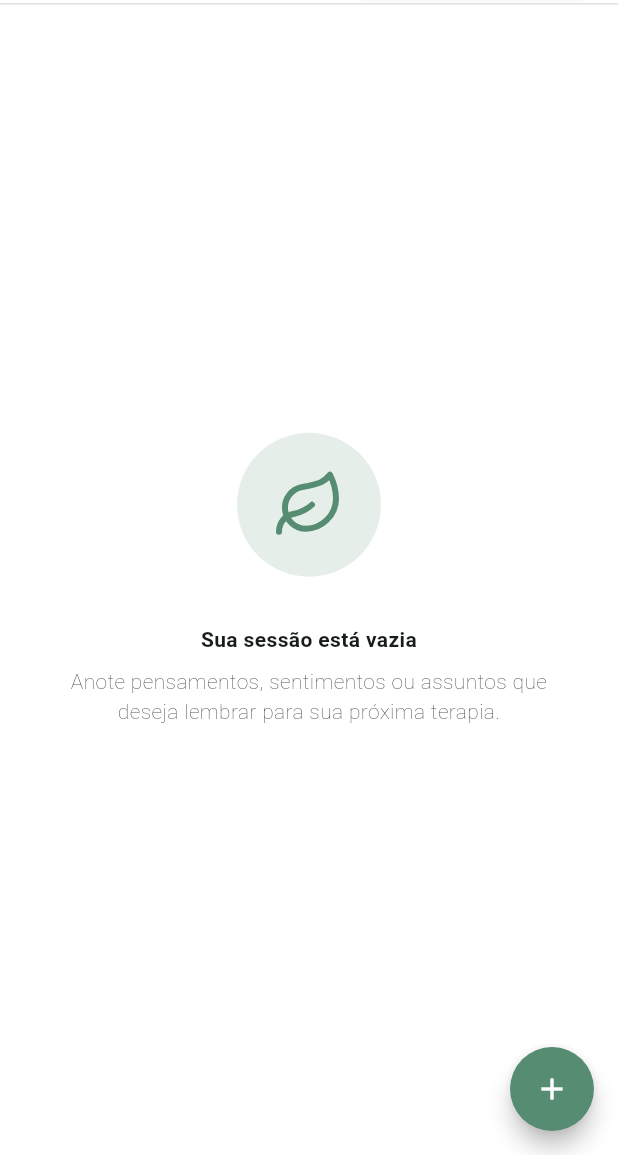
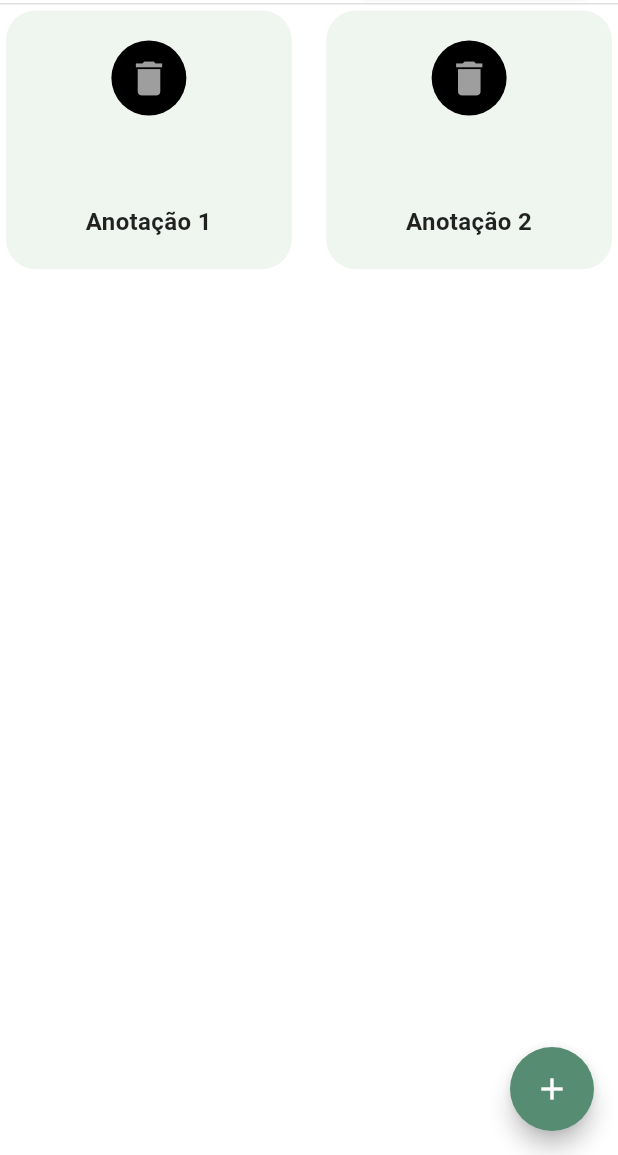
Before and after one commit to luiz-jacson/session-notes, a Flutter app: the screen it shows after launch, on a phone screen of 412 x 824 dp, the part 81-1236 px from its top. Run offline on Flutter 3.47's test engine with Material 3 defaults, Android fonts, the phone set to English and light mode, and no system bars; our stand-ins replace flutter_svg.

Commit message:
fix: tela inicial cards

```diff
--- a/lib/features/home/screens/notes_screen.dart
+++ b/lib/features/home/screens/notes_screen.dart
@@ -104,7 +104,19 @@ class _NotesScreenState extends State<NotesScreen> {
       body: Center(
         child: RefreshIndicator(
           onRefresh: _refreshNotes,
-          child: SingleChildScrollView(
+          child: FutureBuilder(
+            future: getNotes(),
+            builder: (context, asyncSnapshot) {
+              if (asyncSnapshot.connectionState == ConnectionState.waiting) {
+                return Center(child: CircularProgressIndicator());
+              }
+
+              if (asyncSnapshot.hasError) {
+                return Center(child: Text("Erro ao carregar notas"));
+              }
+
+              if (!asyncSnapshot.hasData || asyncSnapshot.data!.isEmpty) {
+                return SingleChildScrollView(
                   padding: EdgeInsets.all(32.0),
                   child: Column(
                     mainAxisAlignment: MainAxisAlignment.center,
@@ -143,6 +155,19 @@ class _NotesScreenState extends State<NotesScreen> {
                       ),
                     ],
                   ),
+                );
+              }
+
+              final listaNotas = asyncSnapshot.data!;
+
+              return GridView.count(
+                crossAxisCount: 2,
+                crossAxisSpacing: 15,
+                mainAxisSpacing: 15,
+                childAspectRatio: 1.1,
+                children: listaNotas,
+              );
+            },
           ),
         ),
       ),
```
Lines whose indentation alone changed are shown as unchanged.
